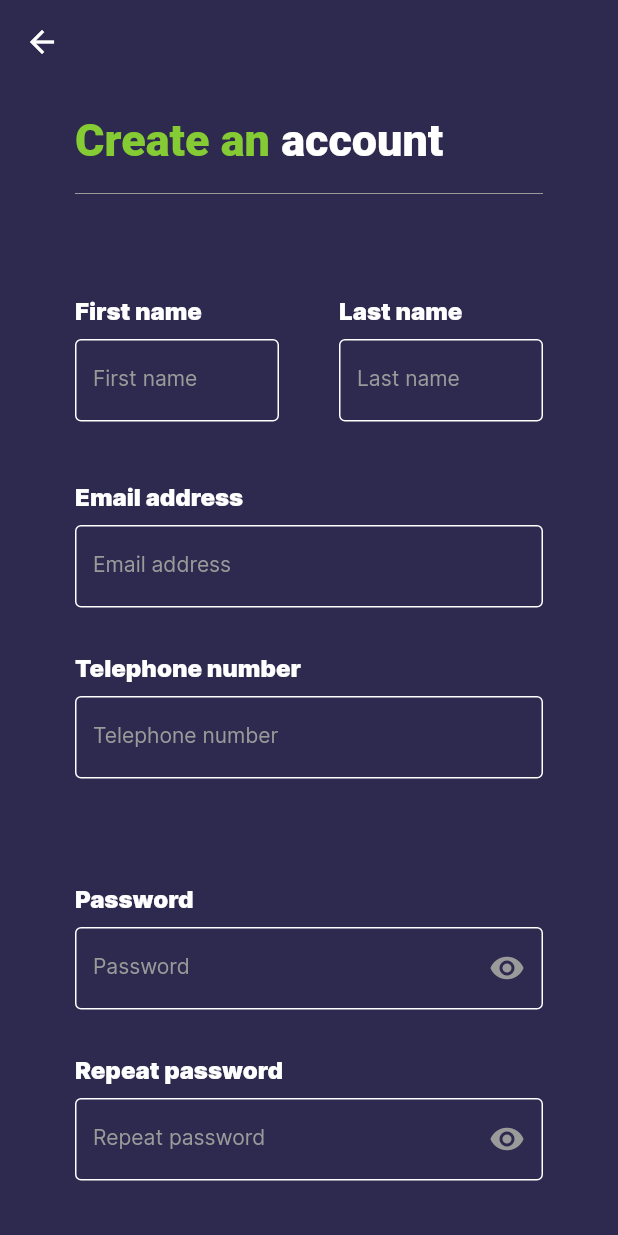
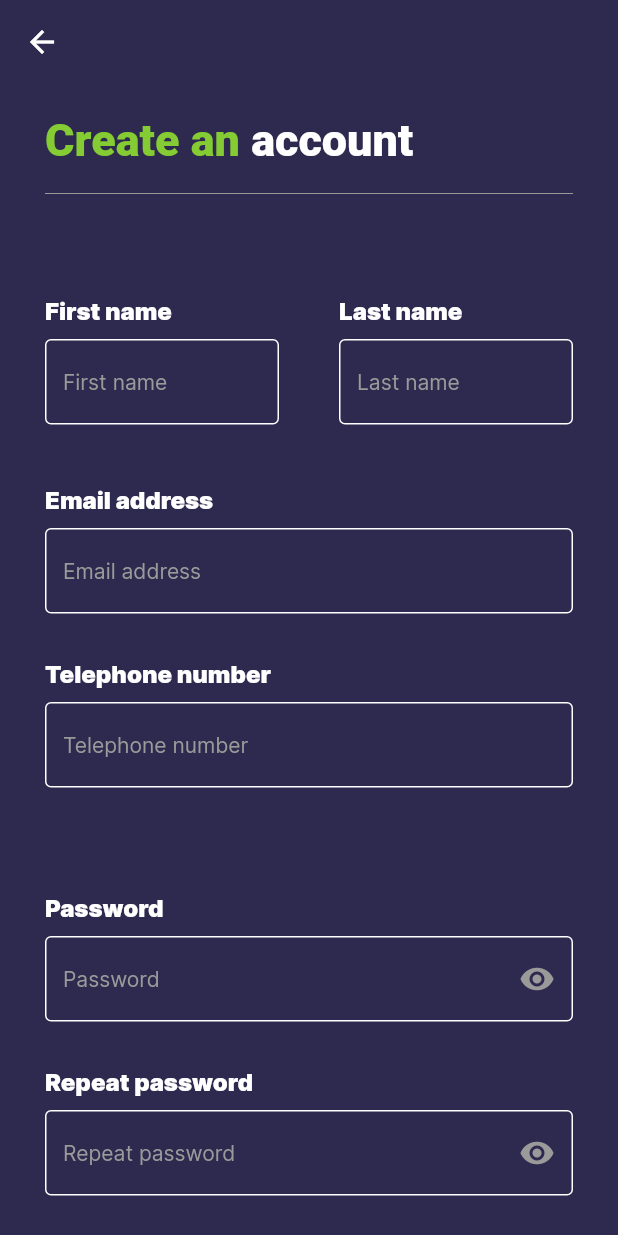
Before and after one commit to AngelovanOsch1/chatFlutter, a Flutter app: the screen it shows after launch, after a tap on "Sign up", on a phone screen of 412 x 824 dp. Run offline on Flutter 3.47's test engine with Material 2 defaults, Android fonts, the phone set to English and light mode, and no system bars; our stand-ins replace cloud_firestore, firebase_auth, firebase_core; accounts and stored records are empty.

Commit message:
UI changes

```diff
--- a/lib/colors.dart
+++ b/lib/colors.dart
@@ -17,7 +17,10 @@ final ThemeData themeData = ThemeData(
     ),
   ),
   colorScheme: colorScheme,
-  snackBarTheme: SnackBarThemeData(backgroundColor: colorScheme.onBackground),
+  snackBarTheme: SnackBarThemeData(
+    backgroundColor: colorScheme.primary,
+    insetPadding: const EdgeInsets.only(left: 30),
+  ),
     textButtonTheme: TextButtonThemeData(
       style: ButtonStyle(
         backgroundColor: MaterialStateProperty.resolveWith((states) => colorScheme.primary),
--- a/lib/screens/auth/landing_screen.dart
+++ b/lib/screens/auth/landing_screen.dart
@@ -9,7 +9,7 @@ class LandingScreen extends StatelessWidget {
     return Scaffold(
       body: SingleChildScrollView(
         child: Padding(
-          padding: const EdgeInsets.only(top: 100, right: 50, left: 50),
+          padding: const EdgeInsets.only(top: 100, right: 30, left: 30),
           child: Column(
             crossAxisAlignment: CrossAxisAlignment.start,
             children: [
@@ -38,7 +38,8 @@ class LandingScreen extends StatelessWidget {
                   color: colorScheme.onBackground,
                 ),
               ),
-              Padding(
+              Center(
+                child: Padding(
                   padding: const EdgeInsets.only(top: 60),
                   child: TextButton(
                     style: ButtonStyle(
@@ -55,7 +56,9 @@ class LandingScreen extends StatelessWidget {
                     ),
                   ),
                 ),
-              Padding(
+              ),
+              Center(
+                child: Padding(
                   padding: const EdgeInsets.only(top: 40),
                   child: TextButton(
                     style: ButtonStyle(
@@ -79,6 +82,7 @@ class LandingScreen extends StatelessWidget {
                     ),
                   ),
                 ),
+              ),
             ],
           ),
         ),
--- a/lib/screens/auth/login_screen.dart
+++ b/lib/screens/auth/login_screen.dart
@@ -42,7 +42,7 @@ class _LoginScreen extends State<LoginScreen> {
         ),
         body: SingleChildScrollView(
           child: Padding(
-            padding: const EdgeInsets.only(top: 20, right: 50, left: 50),
+            padding: const EdgeInsets.only(top: 10, right: 30, left: 30),
             child: Form(
               key: _formKey,
               child: Column(
@@ -50,6 +50,7 @@ class _LoginScreen extends State<LoginScreen> {
                 children: [
                   Text.rich(
                     TextSpan(
+
                       children: <TextSpan>[
                         TextSpan(
                           text: 'Welcome back ',
@@ -83,8 +84,8 @@ class _LoginScreen extends State<LoginScreen> {
                       return null;
                     },
                     decoration: InputDecoration(
-                      labelText: 'Email address',
-                      labelStyle: textTheme.headlineSmall!.copyWith(color: colorScheme.onBackground, fontSize: 14),
+                      hintText: 'Email address',
+                      hintStyle: textTheme.headlineSmall!.copyWith(color: colorScheme.onBackground, fontSize: 14),
                     ),
                   ),
                   Padding(
@@ -106,8 +107,8 @@ class _LoginScreen extends State<LoginScreen> {
                       return null;
                     },
                     decoration: InputDecoration(
-                      labelText: 'Password',
-                      labelStyle: textTheme.headlineSmall!.copyWith(color: colorScheme.onBackground, fontSize: 14),
+                      hintText: 'Password',
+                      hintStyle: textTheme.headlineSmall!.copyWith(color: colorScheme.onBackground, fontSize: 14),
                       suffixIcon: IconButton(
                         color: _isInvalid ? colorScheme.error : colorScheme.onBackground,
                         icon: Icon(_passwordVisible ? Icons.visibility : Icons.visibility_off),
@@ -142,6 +143,7 @@ class _LoginScreen extends State<LoginScreen> {
                   ),
                   Padding(
                     padding: const EdgeInsets.only(top: 40),
+                    child: Center(
                       child: TextButton(
                         style: ButtonStyle(
                           fixedSize: MaterialStateProperty.resolveWith(
@@ -154,6 +156,7 @@ class _LoginScreen extends State<LoginScreen> {
                         child: Text(
                           'Login',
                           style: textTheme.headlineLarge!.copyWith(fontSize: 20),
+                        ),
                       ),
                     ),
                   ),
--- a/lib/screens/auth/signup_screen.dart
+++ b/lib/screens/auth/signup_screen.dart
@@ -51,7 +51,7 @@ class _SignupScreen extends State<SignupScreen> {
       ),
       body: SingleChildScrollView(
         child: Padding(
-          padding: const EdgeInsets.only(top: 20, right: 50, left: 50),
+          padding: const EdgeInsets.only(top: 20, right: 30, bottom: 50, left: 30),
           child: Form(
             key: _formKey,
             child: Column(
@@ -102,8 +102,9 @@ class _SignupScreen extends State<SignupScreen> {
                                   return null;
                                 },
                                 decoration: InputDecoration(
-                                  labelText: 'First name',
-                                  labelStyle: textTheme.headlineSmall!.copyWith(color: colorScheme.onBackground, fontSize: 14),
+                                  hintText: 'First name',
+                                  hintStyle: textTheme.headlineSmall!.copyWith(color: colorScheme.onBackground, fontSize: 14),
+
                                 ),
                               ),
                             ),
@@ -134,8 +135,8 @@ class _SignupScreen extends State<SignupScreen> {
                                   return null;
                                 },
                                 decoration: InputDecoration(
-                                  labelText: 'Last name',
-                                  labelStyle: textTheme.headlineSmall!.copyWith(color: colorScheme.onBackground, fontSize: 14),
+                                  hintText: 'Last name',
+                                  hintStyle: textTheme.headlineSmall!.copyWith(color: colorScheme.onBackground, fontSize: 14),
                                 ),
                               ),
                             ),
@@ -163,8 +164,8 @@ class _SignupScreen extends State<SignupScreen> {
                     return null;
                   },
                   decoration: InputDecoration(
-                    labelText: 'Email address',
-                    labelStyle: textTheme.headlineSmall!.copyWith(color: colorScheme.onBackground, fontSize: 14),
+                    hintText: 'Email address',
+                    hintStyle: textTheme.headlineSmall!.copyWith(color: colorScheme.onBackground, fontSize: 14),
                   ),
                 ),
                 Padding(
@@ -185,8 +186,8 @@ class _SignupScreen extends State<SignupScreen> {
                     return null;
                   },
                   decoration: InputDecoration(
-                    labelText: 'Telephone number',
-                    labelStyle: textTheme.headlineSmall!.copyWith(color: colorScheme.onBackground, fontSize: 14),
+                    hintText: 'Telephone number',
+                    hintStyle: textTheme.headlineSmall!.copyWith(color: colorScheme.onBackground, fontSize: 14),
                   ),
                 ),
                 Padding(
@@ -208,8 +209,8 @@ class _SignupScreen extends State<SignupScreen> {
                     return null;
                   },
                   decoration: InputDecoration(
-                    labelText: 'Password',
-                    labelStyle: textTheme.headlineSmall!.copyWith(color: colorScheme.onBackground, fontSize: 14),
+                    hintText: 'Password',
+                    hintStyle: textTheme.headlineSmall!.copyWith(color: colorScheme.onBackground, fontSize: 14),
                     suffixIcon: IconButton(
                       color: _isInvalid ? colorScheme.error : colorScheme.onBackground,
                       icon: Icon(_passwordVisible ? Icons.visibility : Icons.visibility_off),
@@ -242,8 +243,8 @@ class _SignupScreen extends State<SignupScreen> {
                     return null;
                   },
                   decoration: InputDecoration(
-                    labelText: 'Repeat password',
-                    labelStyle: textTheme.headlineSmall!.copyWith(color: colorScheme.onBackground, fontSize: 14),
+                    hintText: 'Repeat password',
+                    hintStyle: textTheme.headlineSmall!.copyWith(color: colorScheme.onBackground, fontSize: 14),
                     suffixIcon: IconButton(
                       color: _isInvalid ? colorScheme.error : colorScheme.onBackground,
                       icon: Icon(_passwordVisible ? Icons.visibility : Icons.visibility_off),
@@ -257,7 +258,8 @@ class _SignupScreen extends State<SignupScreen> {
                     ),
                   ),
                 ),
-                Padding(
+                Center(
+                  child: Padding(
                     padding: const EdgeInsets.only(top: 70),
                     child: TextButton(
                       style: ButtonStyle(
@@ -271,6 +273,7 @@ class _SignupScreen extends State<SignupScreen> {
                       child: Text(
                         'Sign up',
                         style: textTheme.headlineLarge!.copyWith(fontSize: 20),
+                      ),
                     ),
                   ),
                 ),
--- a/lib/screens/navigationbar/home_screen.dart
+++ b/lib/screens/navigationbar/home_screen.dart
@@ -1,7 +1,5 @@
 import 'package:chatapp/colors.dart';
 import 'package:chatapp/firebase/auth_utils.dart';
-import 'package:chatapp/screens/navigationbar/chat_screen.dart';
-import 'package:chatapp/screens/navigationbar/profile_screen.dart';
 import 'package:flutter/material.dart';
 
 class HomeScreen extends StatefulWidget {
@@ -12,11 +10,6 @@ class HomeScreen extends StatefulWidget {
 }
 
 class _HomeScreen extends State<HomeScreen> {
-  int index = 0;
-  final screens = [
-    const ChatScreen(),
-    const ProfileSceen(),
-  ];
 
   @override
   Widget build(BuildContext context) {
```
Lines whose indentation alone changed are shown as unchanged.
